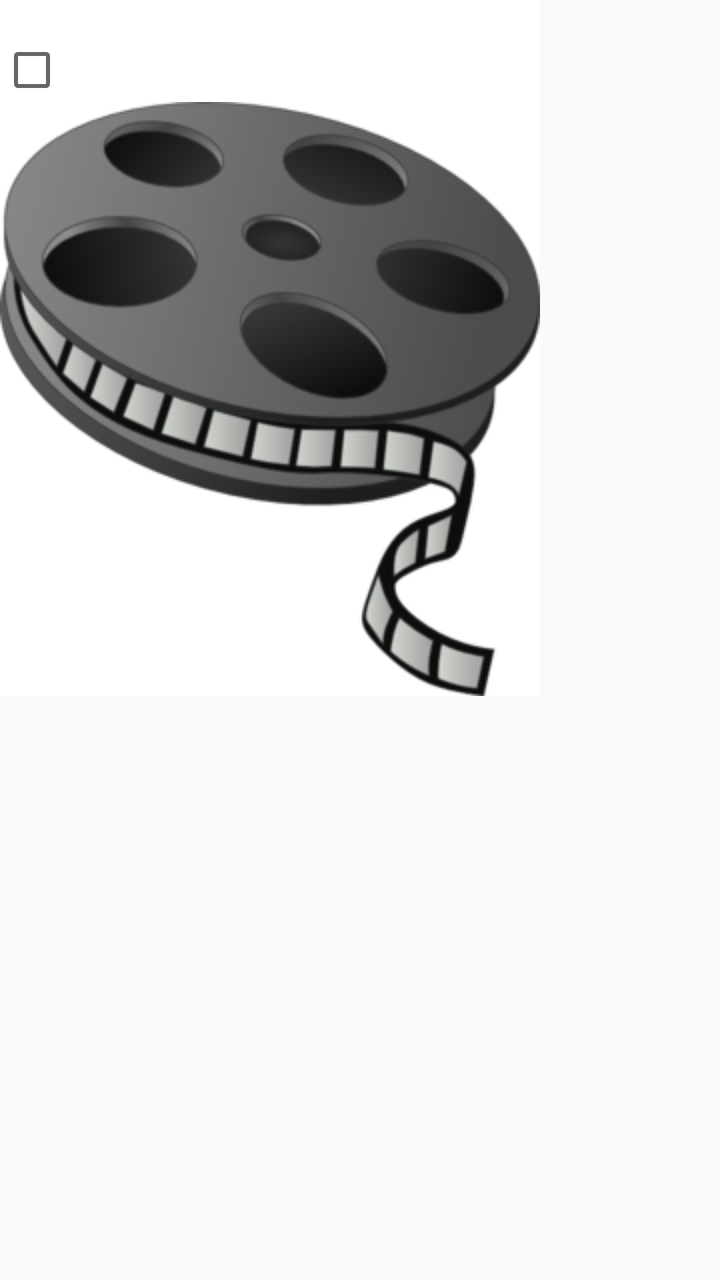
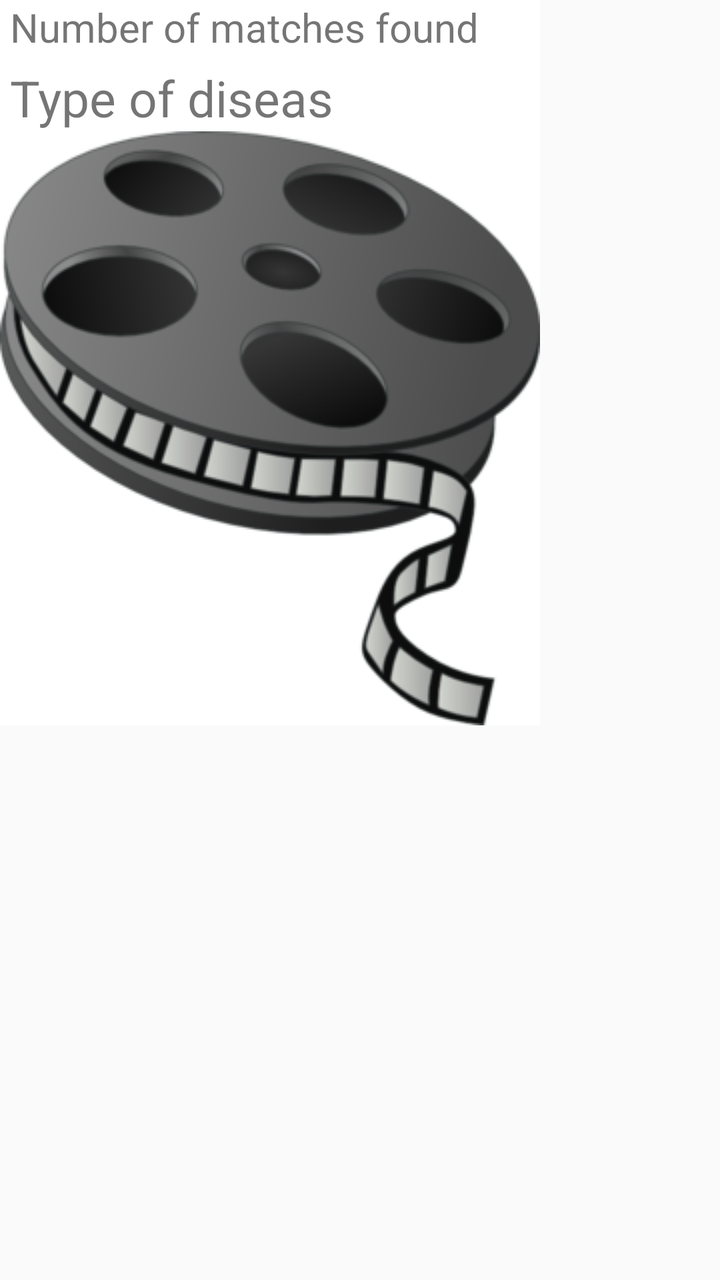

The first picture is an Android layout as it rendered before a commit; the second is the same layout after the commit. The layout source and the unified diff follow.
<!-- AndroidManifest.xml: application theme AppTheme -->
<!-- res/layout/result_view.xml -->
<?xml version="1.0" encoding="utf-8"?>
<ScrollView xmlns:android="http://schemas.android.com/apk/res/android"
    xmlns:tools="http://schemas.android.com/tools"
    android:id="@+id/scrollView1"
    android:layout_width="wrap_content"
    android:layout_height="wrap_content" >

    <RelativeLayout
        android:layout_width="wrap_content"
        android:layout_height="wrap_content"
        android:background="#FFFFFF"
        tools:context=".MainActivity" >

        <TextView
            android:id="@+id/message"
            android:layout_width="wrap_content"
            android:layout_height="wrap_content"
            android:layout_marginLeft="5dp" />

        <CheckBox
            android:id="@+id/checkBox"
            android:layout_width="wrap_content"
            android:layout_height="wrap_content"
            android:layout_below="@+id/message" />

        <ImageView
            android:id="@+id/finalImage"
            android:layout_width="wrap_content"
            android:layout_height="wrap_content"
            android:layout_below="@+id/checkBox"
            android:src="@drawable/img" />
    </RelativeLayout>

</ScrollView>
<!-- resources referenced by this layout -->
<resources>
  <!-- drawable img: png bitmap (drawable, 48798 bytes) -->
  <style name="AppTheme" parent="Theme.AppCompat.Light.DarkActionBar">
          
          <item name="colorPrimary">@color/colorPrimary</item>
          <item name="colorPrimaryDark">@color/colorPrimaryDark</item>
          <item name="colorAccent">@color/colorAccent</item>
      </style>
  <color name="colorPrimary">#3F51B5</color>
  <color name="colorPrimaryDark">#303F9F</color>
  <color name="colorAccent">#FF4081</color>
</resources>

<!-- the commit's change to res/layout/result_view.xml (unified diff, before → after) -->
@@ -15,20 +15,33 @@
             android:id="@+id/message"
             android:layout_width="wrap_content"
             android:layout_height="wrap_content"
-            android:layout_marginLeft="5dp" />
+            android:layout_marginLeft="5dp"
+            android:text="Number of matches found"
+            android:textSize="20sp"/>
 
-        <CheckBox
-            android:id="@+id/checkBox"
+
+        <TextView
+            android:id="@+id/disease_mssg"
             android:layout_width="wrap_content"
             android:layout_height="wrap_content"
-            android:layout_below="@+id/message" />
+            android:layout_marginLeft="5dp"
+            android:layout_marginTop="5dp"
+            android:text="Type of diseas"
+            android:textSize="25sp"
+            android:layout_below="@id/message"
+            />
+
+
+
+
 
         <ImageView
             android:id="@+id/finalImage"
             android:layout_width="wrap_content"
             android:layout_height="wrap_content"
-            android:layout_below="@+id/checkBox"
-            android:src="@drawable/img" />
+            android:layout_below="@+id/disease_mssg"
+            android:src="@drawable/img"
+            android:visibility="visible"/>
     </RelativeLayout>
 
 </ScrollView>
